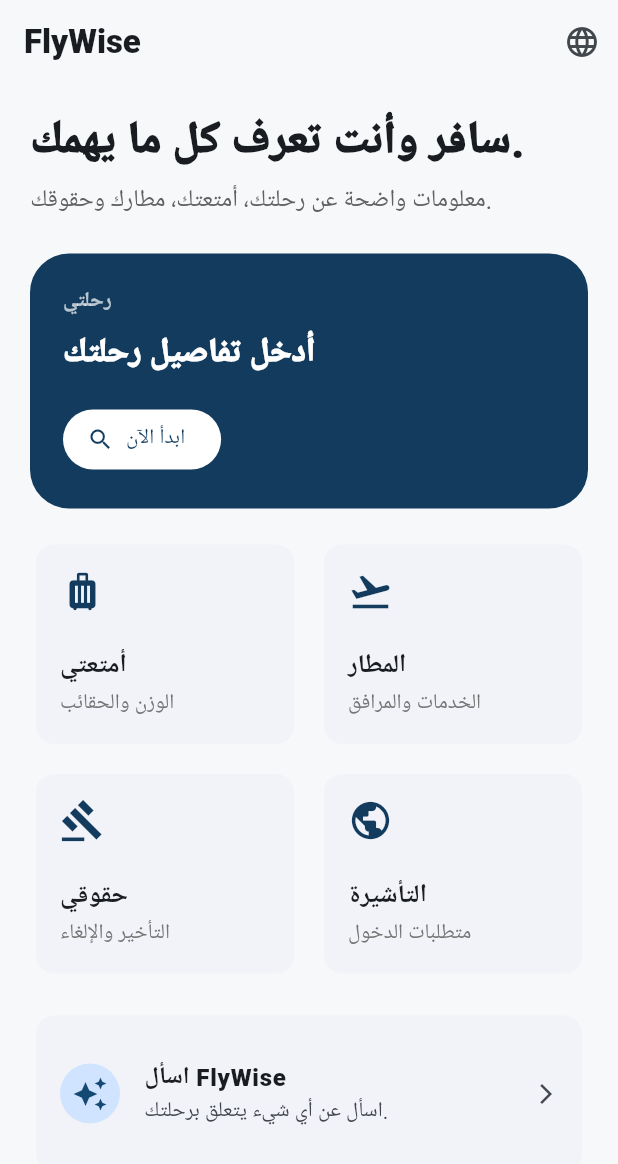
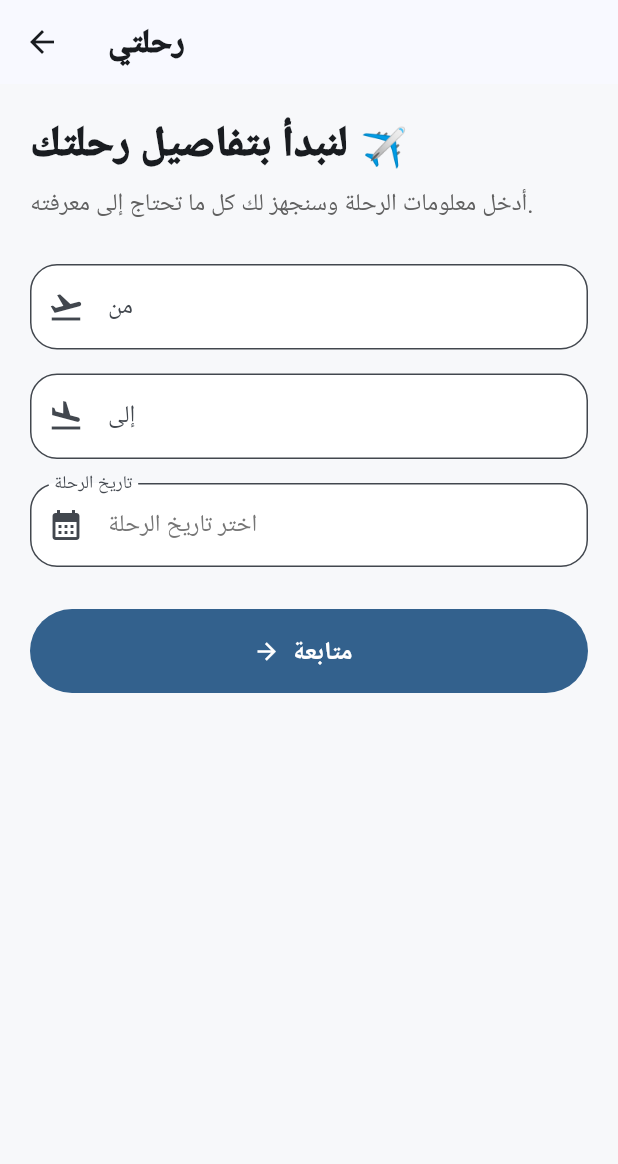
Before and after one commit to etrihafedh7-art/flywise, a Flutter app: the screen it shows after launch, after a tap on "ابدأ الآن", on a phone screen of 412 x 824 dp. Shown: the top 1164 px of the screen. Run offline on Flutter 3.47's test engine with Material 3 defaults, Android fonts, the phone set to English and light mode, and no system bars.

Commit message:
Implement trip details screen and navigation
Added TripDetailsScreen for user trip input and navigation.

```diff
--- a/lib/main.dart
+++ b/lib/main.dart
@@ -1,4 +1,4 @@
-import 'package:flutter/material.dart';
+ import 'package:flutter/material.dart';
 
 void main() {
   runApp(const FlyWiseApp());
@@ -102,7 +102,14 @@ class FlyWiseHome extends StatelessWidget {
                 const SizedBox(height: 18),
 
                 FilledButton.icon(
-                  onPressed: () {},
+                  onPressed: () {
+                    Navigator.push(
+                      context,
+                      MaterialPageRoute(
+                        builder: (context) => const TripDetailsScreen(),
+                      ),
+                    );
+                  },
                   icon: const Icon(Icons.search),
                   label: const Text('ابدأ الآن'),
                   style: FilledButton.styleFrom(
@@ -176,8 +183,189 @@ class FlyWiseHome extends StatelessWidget {
               subtitle: const Text(
                 'اسأل عن أي شيء يتعلق برحلتك.',
               ),
-              trailing: const Icon(Icons.arrow_forward_ios, size: 16),
+              trailing: const Icon(
+                Icons.arrow_forward_ios,
+                size: 16,
+              ),
               onTap: () {},
+            ),
+          ),
+        ],
+      ),
+    );
+  }
+}
+
+class TripDetailsScreen extends StatefulWidget {
+  const TripDetailsScreen({super.key});
+
+  @override
+  State<TripDetailsScreen> createState() => _TripDetailsScreenState();
+}
+
+class _TripDetailsScreenState extends State<TripDetailsScreen> {
+  final TextEditingController departureController =
+      TextEditingController();
+
+  final TextEditingController destinationController =
+      TextEditingController();
+
+  DateTime? selectedDate;
+
+  @override
+  void dispose() {
+    departureController.dispose();
+    destinationController.dispose();
+    super.dispose();
+  }
+
+  Future<void> selectDate() async {
+    final DateTime? pickedDate = await showDatePicker(
+      context: context,
+      initialDate: DateTime.now(),
+      firstDate: DateTime.now(),
+      lastDate: DateTime.now().add(
+        const Duration(days: 730),
+      ),
+    );
+
+    if (pickedDate != null) {
+      setState(() {
+        selectedDate = pickedDate;
+      });
+    }
+  }
+
+  @override
+  Widget build(BuildContext context) {
+    return Scaffold(
+      backgroundColor: const Color(0xFFF7F8FA),
+      appBar: AppBar(
+        title: const Text(
+          'رحلتي',
+          style: TextStyle(
+            fontWeight: FontWeight.w900,
+          ),
+        ),
+      ),
+      body: ListView(
+        padding: const EdgeInsets.all(20),
+        children: [
+          const Text(
+            'لنبدأ بتفاصيل رحلتك ✈️',
+            style: TextStyle(
+              fontSize: 28,
+              fontWeight: FontWeight.w900,
+            ),
+          ),
+
+          const SizedBox(height: 8),
+
+          Text(
+            'أدخل معلومات الرحلة وسنجهز لك كل ما تحتاج إلى معرفته.',
+            style: TextStyle(
+              fontSize: 16,
+              color: Colors.grey.shade700,
+              height: 1.4,
+            ),
+          ),
+
+          const SizedBox(height: 28),
+
+          TextField(
+            controller: departureController,
+            decoration: InputDecoration(
+              labelText: 'من',
+              hintText: 'مدينة أو مطار المغادرة',
+              prefixIcon: const Icon(Icons.flight_takeoff),
+              border: OutlineInputBorder(
+                borderRadius: BorderRadius.circular(18),
+              ),
+              filled: true,
+              fillColor: Colors.white,
+            ),
+          ),
+
+          const SizedBox(height: 16),
+
+          TextField(
+            controller: destinationController,
+            decoration: InputDecoration(
+              labelText: 'إلى',
+              hintText: 'مدينة أو مطار الوصول',
+              prefixIcon: const Icon(Icons.flight_land),
+              border: OutlineInputBorder(
+                borderRadius: BorderRadius.circular(18),
+              ),
+              filled: true,
+              fillColor: Colors.white,
+            ),
+          ),
+
+          const SizedBox(height: 16),
+
+          InkWell(
+            onTap: selectDate,
+            borderRadius: BorderRadius.circular(18),
+            child: InputDecorator(
+              decoration: InputDecoration(
+                labelText: 'تاريخ الرحلة',
+                prefixIcon: const Icon(Icons.calendar_month),
+                border: OutlineInputBorder(
+                  borderRadius: BorderRadius.circular(18),
+                ),
+                filled: true,
+                fillColor: Colors.white,
+              ),
+              child: Text(
+                selectedDate == null
+                    ? 'اختر تاريخ الرحلة'
+                    : '${selectedDate!.day}/${selectedDate!.month}/${selectedDate!.year}',
+                style: TextStyle(
+                  fontSize: 16,
+                  color: selectedDate == null
+                      ? Colors.grey.shade600
+                      : Colors.black,
+                ),
+              ),
+            ),
+          ),
+
+          const SizedBox(height: 28),
+
+          SizedBox(
+            height: 56,
+            child: FilledButton.icon(
+              onPressed: () {
+                if (departureController.text.trim().isEmpty ||
+                    destinationController.text.trim().isEmpty ||
+                    selectedDate == null) {
+                  ScaffoldMessenger.of(context).showSnackBar(
+                    const SnackBar(
+                      content: Text(
+                        'يرجى إدخال المغادرة والوجهة والتاريخ.',
+                      ),
+                    ),
+                  );
+                  return;
+                }
+
+                ScaffoldMessenger.of(context).showSnackBar(
+                  const SnackBar(
+                    content: Text(
+                      'تم حفظ تفاصيل الرحلة بنجاح.',
+                    ),
+                  ),
+                );
+              },
+              icon: const Icon(Icons.arrow_forward),
+              label: const Text(
+                'متابعة',
+                style: TextStyle(
+                  fontSize: 17,
+                  fontWeight: FontWeight.w800,
+                ),
+              ),
             ),
           ),
         ],
```
